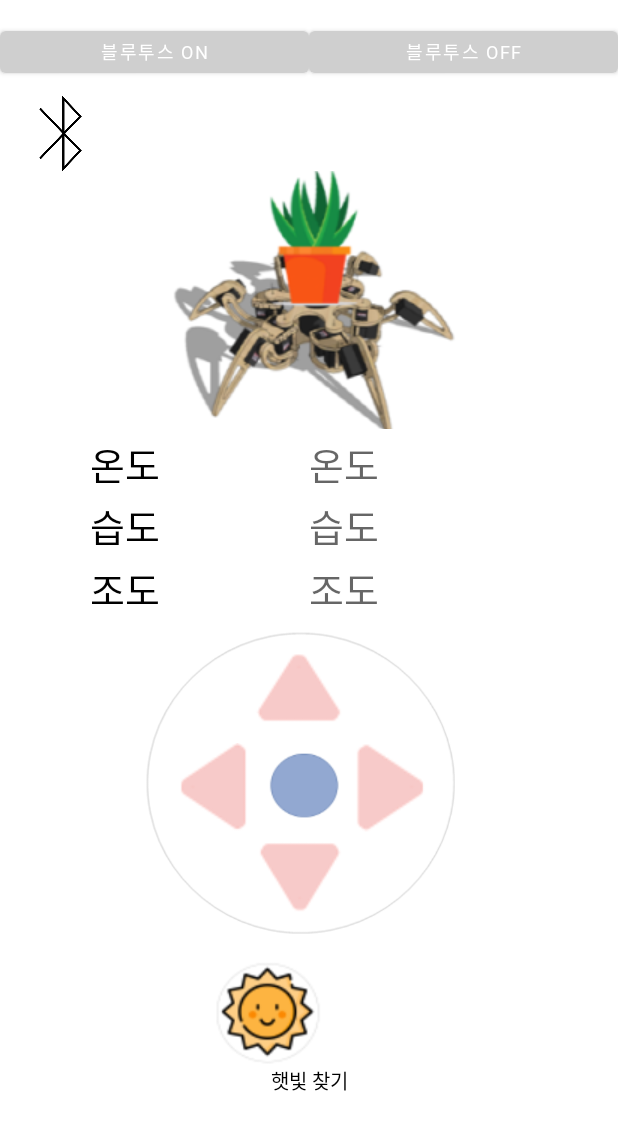
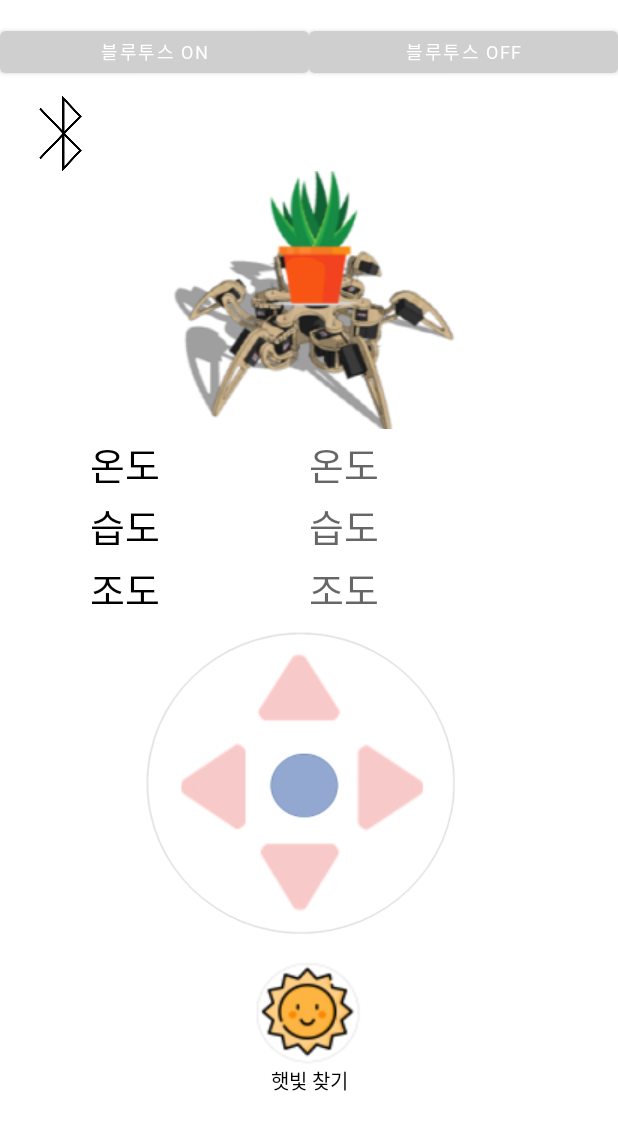
Before and after one commit to icarusicarus/plant-robot, an Android app: the screen it shows after launch (MainActivity), on a phone screen of 412 x 824 dp. Shown: the top 1130 px of the screen. Run offline under Robolectric (Android 15) with nearby library versions, the phone set to English and light mode, and no system bars.

Commit message:
plant robot

```diff
--- a/app/src/main/AndroidManifest.xml
+++ b/app/src/main/AndroidManifest.xml
@@ -3,6 +3,8 @@
     package="com.example.myapplication_3">
     <uses-permission android:name="android.permission.BLUETOOTH" />
     <uses-permission android:name="android.permission.BLUETOOTH_ADMIN" />
+
+    <uses-permission android:name="android.permission.BLUETOOTH_CONNECT" />
 
     <application
         android:allowBackup="true"
--- a/app/src/main/java/com/example/myapplication_3/MainActivity.java
+++ b/app/src/main/java/com/example/myapplication_3/MainActivity.java
@@ -35,9 +35,7 @@ import java.util.Set;
 import java.util.UUID;
 
 public class MainActivity extends AppCompatActivity {
-    TextView mTvBluetoothStatus;
-    TextView mTvReceiveData;
-    TextView mTvSendData;
+
     ImageView bluetoothStatus;
     ImageView direction;
     Button mBtnBluetoothOn;
@@ -76,8 +74,6 @@ public class MainActivity extends AppCompatActivity {
         actionBar.hide();
 
         bluetoothStatus = (ImageView)findViewById(R.id.bluetoothstatus);
-        direction = (ImageView)findViewById(R.id.direction);
-//        mTvBluetoothStatus = (TextView)findViewById(R.id.tvBluetoothStatus);
         mBtnBluetoothOn = (Button)findViewById(R.id.btnBluetoothOn);
         mBtnBluetoothOff = (Button)findViewById(R.id.btnBluetoothOff);
         mBtnConnect = (ImageButton)findViewById(R.id.btnConnect);
@@ -94,7 +90,6 @@ public class MainActivity extends AppCompatActivity {
         TextView humd = (TextView)findViewById(R.id.humd);
         TextView ilm = (TextView)findViewById(R.id.ilm);
 
-        direction.setVisibility(View.INVISIBLE);
 
         mBluetoothAdapter = BluetoothAdapter.getDefaultAdapter();
 
@@ -133,14 +128,7 @@ public class MainActivity extends AppCompatActivity {
             }
 
         }));
-//        btnUp.setOnClickListener(new View.OnClickListener() {
-//            @Override
-//            public void onClick(View v) {
-//                if(mThreadConnectedBluetooth != null){
-//                    mThreadConnectedBluetooth.write("1");
-//                }
-//            }
-//        });
+
         // down 버튼 눌렀을 때
         btnDown.setOnTouchListener(new LongPressRepeatListener(500, 1000, new View.OnClickListener() {
             @Override
@@ -152,14 +140,7 @@ public class MainActivity extends AppCompatActivity {
             }
 
         }));
-//        btnDown.setOnClickListener(new View.OnClickListener() {
-//            @Override
-//            public void onClick(View v) {
-//                if(mThreadConnectedBluetooth != null){
-//                    mThreadConnectedBluetooth.write("2");
-//                }
-//            }
-//        });
+
         // left 버튼 눌렀을 때
         btnLeft.setOnTouchListener(new LongPressRepeatListener(500, 1000, new View.OnClickListener() {
             @Override
@@ -171,14 +152,7 @@ public class MainActivity extends AppCompatActivity {
             }
 
         }));
-//        btnLeft.setOnClickListener(new View.OnClickListener() {
-//            @Override
-//            public void onClick(View v) {
-//                if(mThreadConnectedBluetooth != null){
-//                    mThreadConnectedBluetooth.write("3");
-//                }
-//            }
-//        });
+
         // right 버튼 눌렀을 때
         btnRight.setOnTouchListener(new LongPressRepeatListener(500, 1000, new View.OnClickListener() {
             @Override
@@ -190,15 +164,6 @@ public class MainActivity extends AppCompatActivity {
             }
 
         }));
-//        btnRight.setOnClickListener(new View.OnClickListener() {
-//            @Override
-//            public void onClick(View v) {
-//                Toast.makeText(MainActivity.this, "short right",Toast.LENGTH_SHORT).show();
-//                if(mThreadConnectedBluetooth != null){
-//                    mThreadConnectedBluetooth.write("4");
-//                }
-//            }
-//        });
 
         // stop 버튼 눌렀을 때
         btnStop.setOnTouchListener(new LongPressRepeatListener(500, 1000, new View.OnClickListener() {
@@ -243,7 +208,7 @@ public class MainActivity extends AppCompatActivity {
                     String[] array = readMessage.split(",");
                     if(array[2]=="0"){
                         if(mBluetoothHandler != null){
-                            mBluetoothHandler.removeMessages(0);
+                            //mBluetoothHandler.removeCallbacksAndMessages(null);
                         }
                     }
 
--- a/app/src/main/res/layout/activity_main.xml
+++ b/app/src/main/res/layout/activity_main.xml
@@ -256,9 +256,9 @@
 
     <LinearLayout
         android:layout_width="match_parent"
-        android:layout_height="70dp"
+        android:layout_height="100dp"
         android:layout_gravity="center"
-        android:orientation="horizontal">
+        android:orientation="vertical">
 
         <!-- 햇빛 찾기-->
         <ImageButton
@@ -266,35 +266,10 @@
             android:layout_width="72dp"
             android:layout_height="70dp"
             android:layout_gravity="center"
-            android:layout_marginLeft="143dp"
             android:adjustViewBounds="true"
             android:background="@drawable/btnsun"
             android:scaleType="center" />
 
-        <FrameLayout
-            android:layout_width="match_parent"
-            android:layout_height="match_parent">
-
-            <ImageView
-                android:id="@+id/direction"
-                android:layout_width="140dp"
-                android:layout_height="74dp"
-                android:src="@drawable/speechbubble"/>
-            <TextView
-                android:layout_width="match_parent"
-                android:layout_height="match_parent"
-                android:layout_marginTop="20dp"
-                android:layout_marginLeft="16dp"
-                android:textSize="14dp"
-                android:textColor="@color/black"
-                android:fontFamily="@font/gosanja"/>
-        </FrameLayout>
-    </LinearLayout>
-
-    <LinearLayout
-        android:layout_width="match_parent"
-        android:layout_height="match_parent"
-        android:orientation="vertical">
 
         <TextView
             android:layout_width="match_parent"
```
